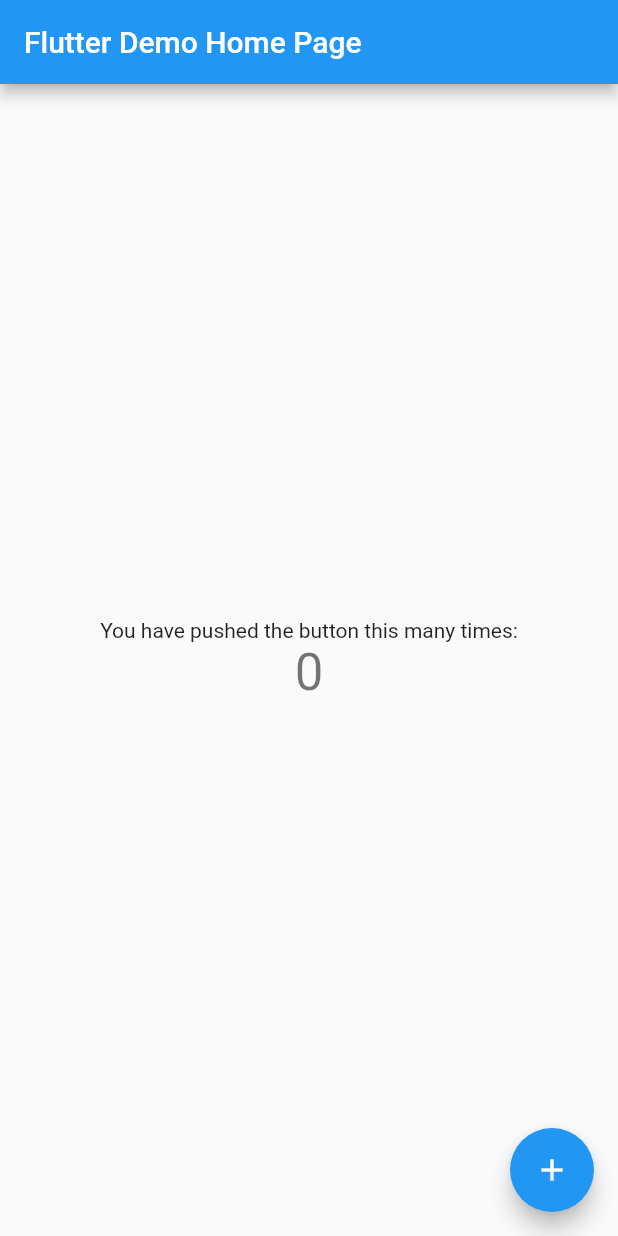
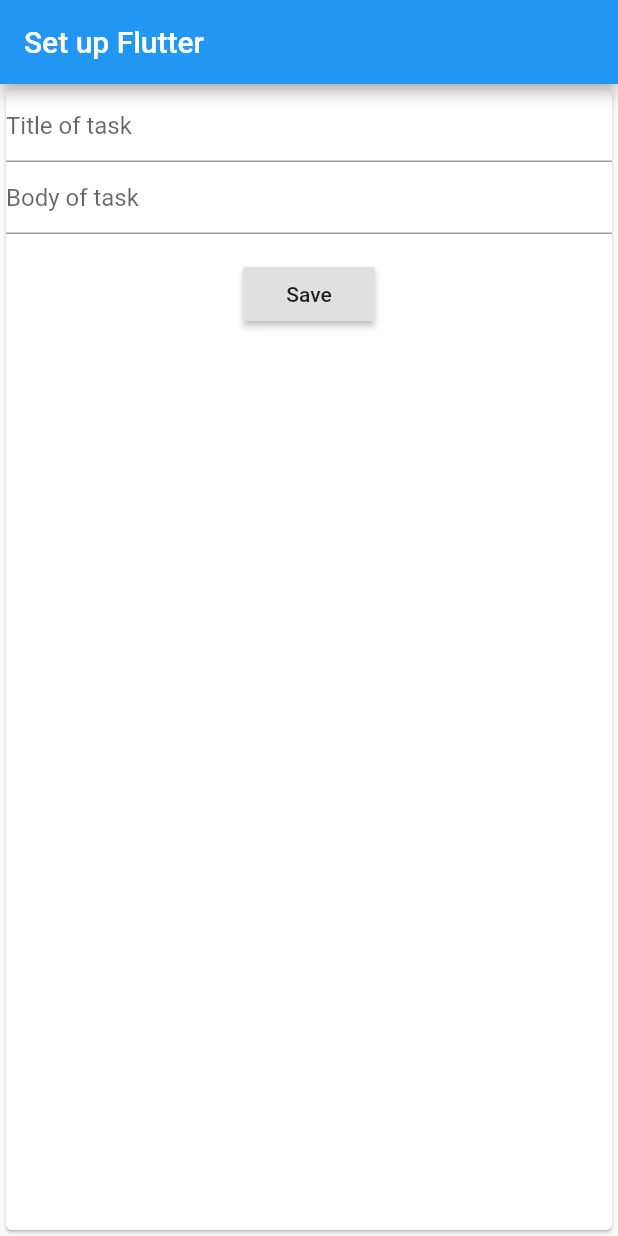
Before and after one commit to llwasampijja/flutter-to-do-task, a Flutter app: the screen it shows after launch, on a phone screen of 412 x 824 dp. Run offline on Flutter 3.47's test engine with Material 2 defaults, Android fonts, the phone set to English and light mode, and no system bars.

```diff
--- a/lib/main.dart
+++ b/lib/main.dart
@@ -1,111 +1,20 @@
 import 'package:flutter/material.dart';
+import './my_tasks_form.dart';
 
 void main() => runApp(MyApp());
 
 class MyApp extends StatelessWidget {
-  // This widget is the root of your application.
   @override
   Widget build(BuildContext context) {
     return MaterialApp(
-      title: 'Flutter Demo',
-      theme: ThemeData(
-        // This is the theme of your application.
-        //
-        // Try running your application with "flutter run". You'll see the
-        // application has a blue toolbar. Then, without quitting the app, try
-        // changing the primarySwatch below to Colors.green and then invoke
-        // "hot reload" (press "r" in the console where you ran "flutter run",
-        // or simply save your changes to "hot reload" in a Flutter IDE).
-        // Notice that the counter didn't reset back to zero; the application
-        // is not restarted.
-        primarySwatch: Colors.blue,
+      home: Scaffold(
+        appBar: AppBar(
+          title: Text('Set up Flutter'),
+        ),
+        body: Card(
+          child: TasksForm(),
+        ),
       ),
-      home: MyHomePage(title: 'Flutter Demo Home Page'),
     );
   }
 }
-
-class MyHomePage extends StatefulWidget {
-  MyHomePage({Key key, this.title}) : super(key: key);
-
-  // This widget is the home page of your application. It is stateful, meaning
-  // that it has a State object (defined below) that contains fields that affect
-  // how it looks.
-
-  // This class is the configuration for the state. It holds the values (in this
-  // case the title) provided by the parent (in this case the App widget) and
-  // used by the build method of the State. Fields in a Widget subclass are
-  // always marked "final".
-
-  final String title;
-
-  @override
-  _MyHomePageState createState() => _MyHomePageState();
-}
-
-class _MyHomePageState extends State<MyHomePage> {
-  int _counter = 0;
-
-  void _incrementCounter() {
-    setState(() {
-      // This call to setState tells the Flutter framework that something has
-      // changed in this State, which causes it to rerun the build method below
-      // so that the display can reflect the updated values. If we changed
-      // _counter without calling setState(), then the build method would not be
-      // called again, and so nothing would appear to happen.
-      _counter++;
-    });
-  }
-
-  @override
-  Widget build(BuildContext context) {
-    // This method is rerun every time setState is called, for instance as done
-    // by the _incrementCounter method above.
-    //
-    // The Flutter framework has been optimized to make rerunning build methods
-    // fast, so that you can just rebuild anything that needs updating rather
-    // than having to individually change instances of widgets.
-    return Scaffold(
-      appBar: AppBar(
-        // Here we take the value from the MyHomePage object that was created by
-        // the App.build method, and use it to set our appbar title.
-        title: Text(widget.title),
-      ),
-      body: Center(
-        // Center is a layout widget. It takes a single child and positions it
-        // in the middle of the parent.
-        child: Column(
-          // Column is also a layout widget. It takes a list of children and
-          // arranges them vertically. By default, it sizes itself to fit its
-          // children horizontally, and tries to be as tall as its parent.
-          //
-          // Invoke "debug painting" (press "p" in the console, choose the
-          // "Toggle Debug Paint" action from the Flutter Inspector in Android
-          // Studio, or the "Toggle Debug Paint" command in Visual Studio Code)
-          // to see the wireframe for each widget.
-          //
-          // Column has various properties to control how it sizes itself and
-          // how it positions its children. Here we use mainAxisAlignment to
-          // center the children vertically; the main axis here is the vertical
-          // axis because Columns are vertical (the cross axis would be
-          // horizontal).
-          mainAxisAlignment: MainAxisAlignment.center,
-          children: <Widget>[
-            Text(
-              'You have pushed the button this many times:',
-            ),
-            Text(
-              '$_counter',
-              style: Theme.of(context).textTheme.display1,
-            ),
-          ],
-        ),
-      ),
-      floatingActionButton: FloatingActionButton(
-        onPressed: _incrementCounter,
-        tooltip: 'Increment',
-        child: Icon(Icons.add),
-      ), // This trailing comma makes auto-formatting nicer for build methods.
-    );
-  }
-}
--- /dev/null
+++ b/lib/my_tasks_form.dart
@@ -0,0 +1,57 @@
+import 'package:flutter/material.dart';
+
+class TasksForm extends StatelessWidget {
+  final _formKey = GlobalKey<FormState>();
+  @override
+  Widget build(BuildContext context) {
+    return createForm();
+  }
+
+  Widget createForm() {
+    return Form(
+      key: _formKey,
+      child: Column(
+        crossAxisAlignment: CrossAxisAlignment.center,
+        children: <Widget>[
+          TextFormField(
+            decoration: const InputDecoration(
+              hintText: 'Title of task',
+            ),
+            validator: (value) {
+              if (value.isEmpty) {
+                return 'Please enter the title of task';
+              }
+              return null;
+            },
+          ),
+          Flexible(
+            child: TextFormField(
+              decoration: const InputDecoration(
+                hintText: 'Body of task',
+              ),
+              validator: (value) {
+                if (value.isEmpty) {
+                  return 'Please enter the body of task';
+                }
+                return null;
+              },
+            ),
+          ),
+          Padding(
+            padding: const EdgeInsets.symmetric(vertical: 16.0),
+            child: RaisedButton(
+              onPressed: () {
+                // Validate will return true if the form is valid, or false if
+                // the form is invalid.
+                if (_formKey.currentState.validate()) {
+                  // Process data.
+                }
+              },
+              child: Text('Save'),
+            ),
+          ),
+        ],
+      ),
+    );
+  }
+}
```
Also changed, not shown: pubspec.lock, 3 other files.
